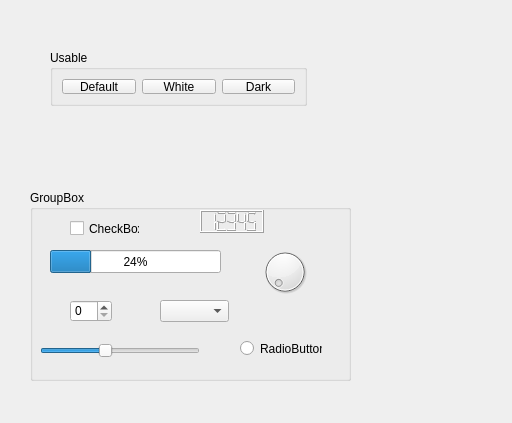
Above: mainwindow.ui from Reksotiv/QtFramelessWindow before the change. Below: the same form after it.
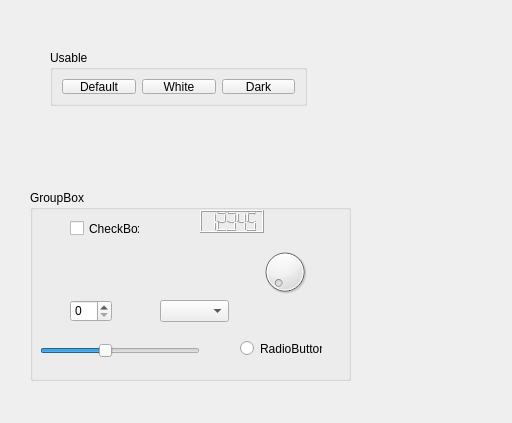
That is the form after the change.

What changed in the file:
```diff
--- a/mainwindow.ui
+++ b/mainwindow.ui
@@ -39,22 +39,6 @@
       <string>CheckBox</string>
      </property>
     </widget>
-    <widget class="QProgressBar" name="progressBar">
-     <property name="geometry">
-      <rect>
-       <x>20</x>
-       <y>60</y>
-       <width>171</width>
-       <height>23</height>
-      </rect>
-     </property>
-     <property name="value">
-      <number>24</number>
-     </property>
-     <property name="alignment">
-      <set>Qt::AlignCenter</set>
-     </property>
-    </widget>
     <widget class="QLCDNumber" name="lcdNumber">
      <property name="geometry">
       <rect>
```
